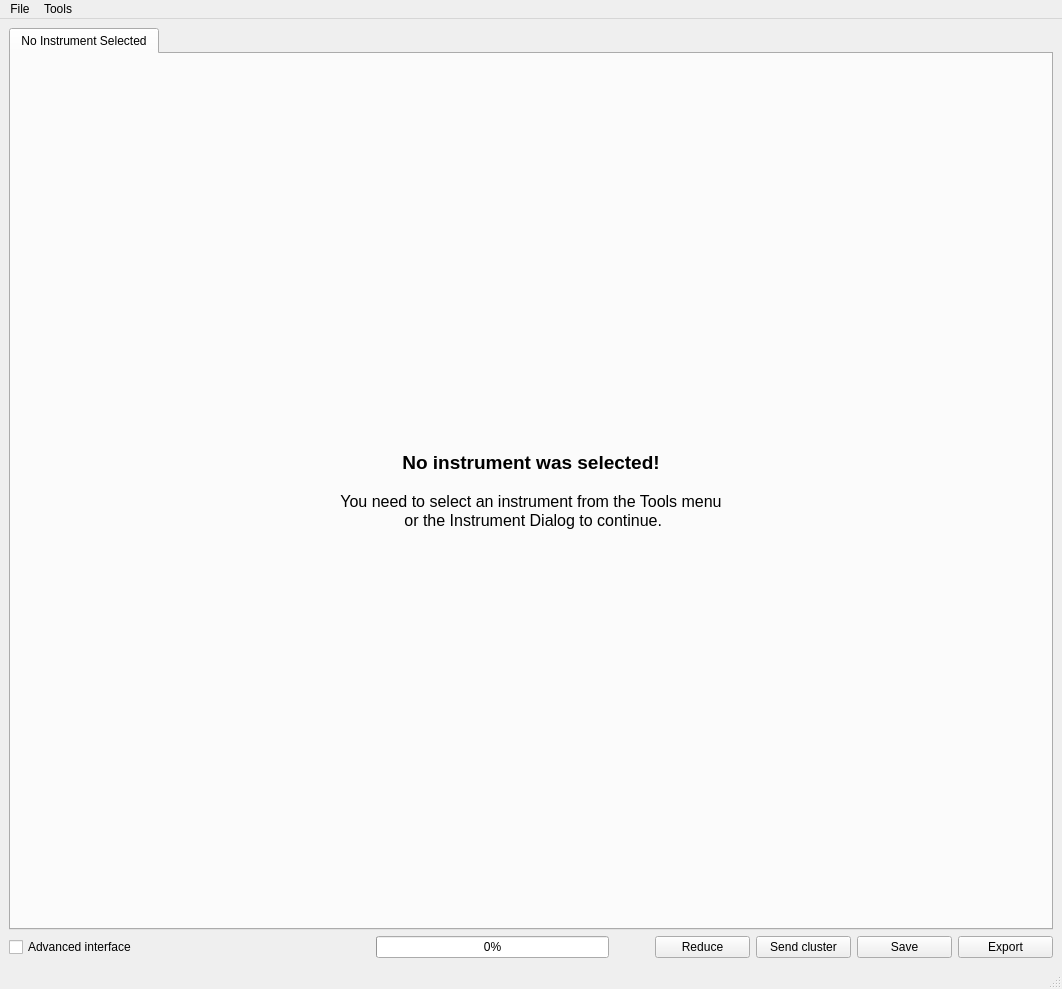
First picture: the form in scripts/Interface/ui/reduction_main.ui, repository mantidproject/mantid, before the edit.
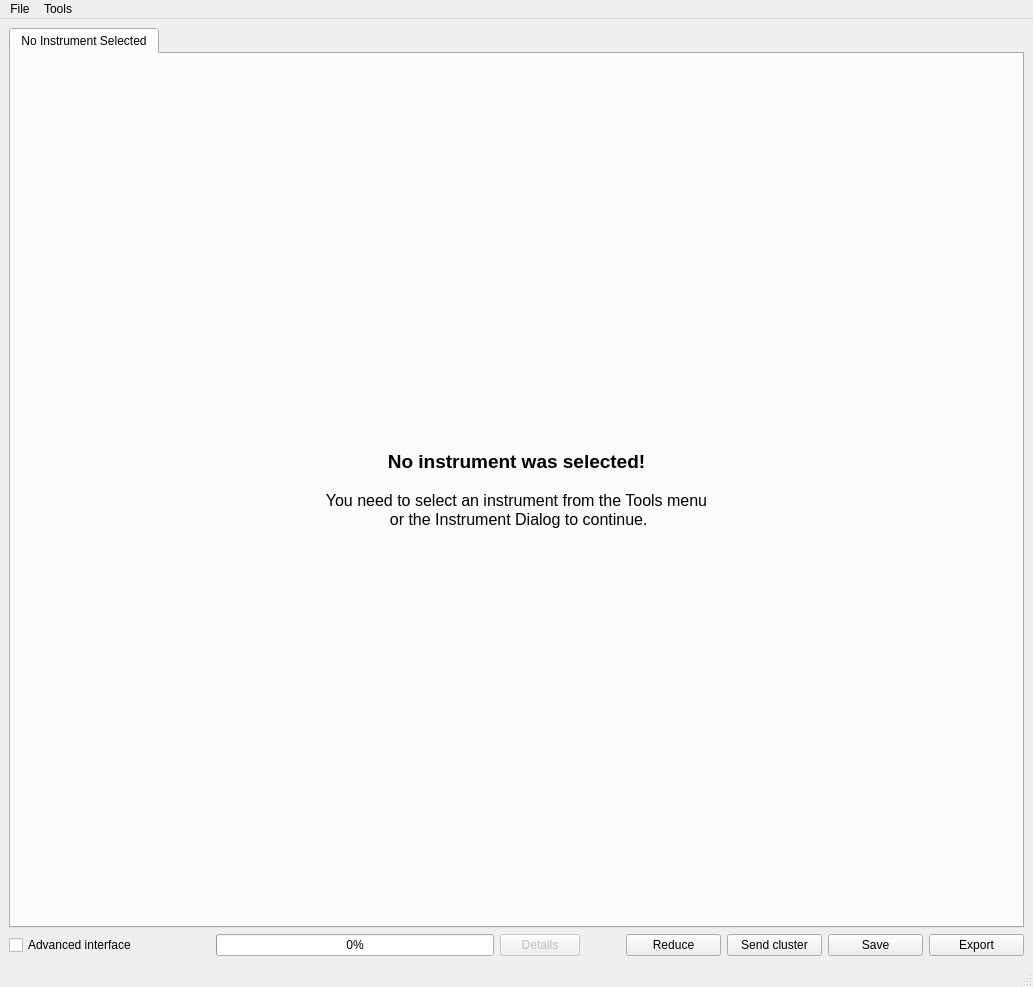
Second picture: the form after the edit.

What changed in the file:
```diff
--- a/scripts/Interface/ui/reduction_main.ui
+++ b/scripts/Interface/ui/reduction_main.ui
@@ -6,8 +6,8 @@
    <rect>
     <x>0</x>
     <y>0</y>
-    <width>1062</width>
-    <height>989</height>
+    <width>1033</width>
+    <height>987</height>
    </rect>
   </property>
   <property name="sizePolicy">
@@ -59,12 +59,18 @@
      </widget>
     </item>
     <item>
-     <layout class="QHBoxLayout" name="horizontalLayout">
+     <layout class="QHBoxLayout" name="horizontalLayout" stretch="0,1,5,0,0">
       <item>
        <widget class="QCheckBox" name="interface_chk">
         <property name="enabled">
          <bool>true</bool>
         </property>
+        <property name="sizePolicy">
+         <sizepolicy hsizetype="Fixed" vsizetype="Fixed">
+          <horstretch>0</horstretch>
+          <verstretch>0</verstretch>
+         </sizepolicy>
+        </property>
         <property name="text">
          <string>Advanced interface</string>
         </property>
@@ -75,6 +81,9 @@
         <property name="orientation">
          <enum>Qt::Horizontal</enum>
         </property>
+        <property name="sizeType">
+         <enum>QSizePolicy::Minimum</enum>
+        </property>
         <property name="sizeHint" stdset="0">
          <size>
           <width>40</width>
@@ -83,6 +92,18 @@
         </property>
        </spacer>
       </item>
+      <item>
+       <widget class="QWidget" name="algorithm_progress_widget" native="true">
+        <property name="maximumSize">
+         <size>
+          <width>400</width>
+          <height>16777215</height>
+         </size>
+        </property>
+        <layout class="QHBoxLayout" name="horizontalLayout_3">
+         <property name="margin">
+          <number>0</number>
+         </property>
       <item>
        <widget class="QProgressBar" name="progress_bar">
         <property name="value">
@@ -91,6 +112,28 @@
        </widget>
       </item>
       <item>
+          <widget class="QPushButton" name="details_button">
+           <property name="enabled">
+            <bool>false</bool>
+           </property>
+           <property name="sizePolicy">
+            <sizepolicy hsizetype="Fixed" vsizetype="Fixed">
+             <horstretch>1</horstretch>
+             <verstretch>0</verstretch>
+            </sizepolicy>
+           </property>
+           <property name="text">
+            <string>Details</string>
+           </property>
+           <property name="flat">
+            <bool>false</bool>
+           </property>
+          </widget>
+         </item>
+        </layout>
+       </widget>
+      </item>
+      <item>
        <spacer name="horizontalSpacer">
         <property name="orientation">
          <enum>Qt::Horizontal</enum>
@@ -107,6 +150,8 @@
        </spacer>
       </item>
       <item>
+       <layout class="QHBoxLayout" name="horizontalLayout_4">
+        <item>
        <widget class="QPushButton" name="reduce_button">
         <property name="enabled">
          <bool>true</bool>
@@ -182,14 +227,16 @@
      </layout>
     </item>
    </layout>
+    </item>
+   </layout>
   </widget>
   <widget class="QMenuBar" name="menubar">
    <property name="geometry">
     <rect>
      <x>0</x>
      <y>0</y>
-     <width>1062</width>
-     <height>23</height>
+     <width>1033</width>
+     <height>25</height>
     </rect>
    </property>
    <widget class="QMenu" name="file_menu">
```
Lines whose indentation alone changed are shown as unchanged.
